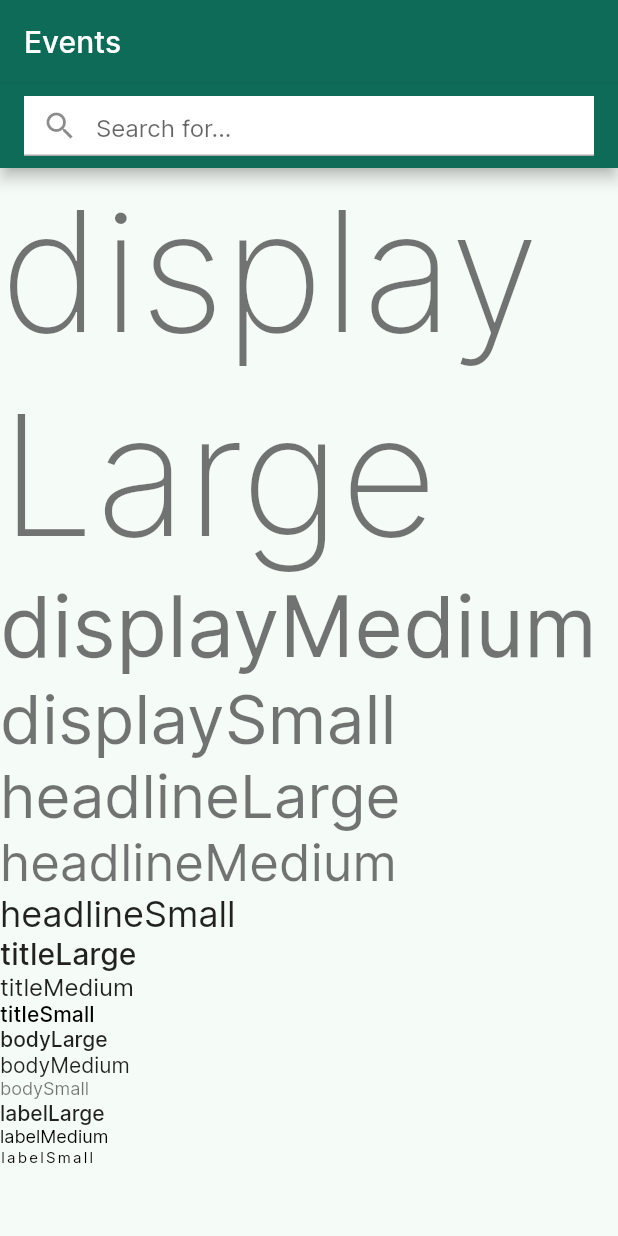
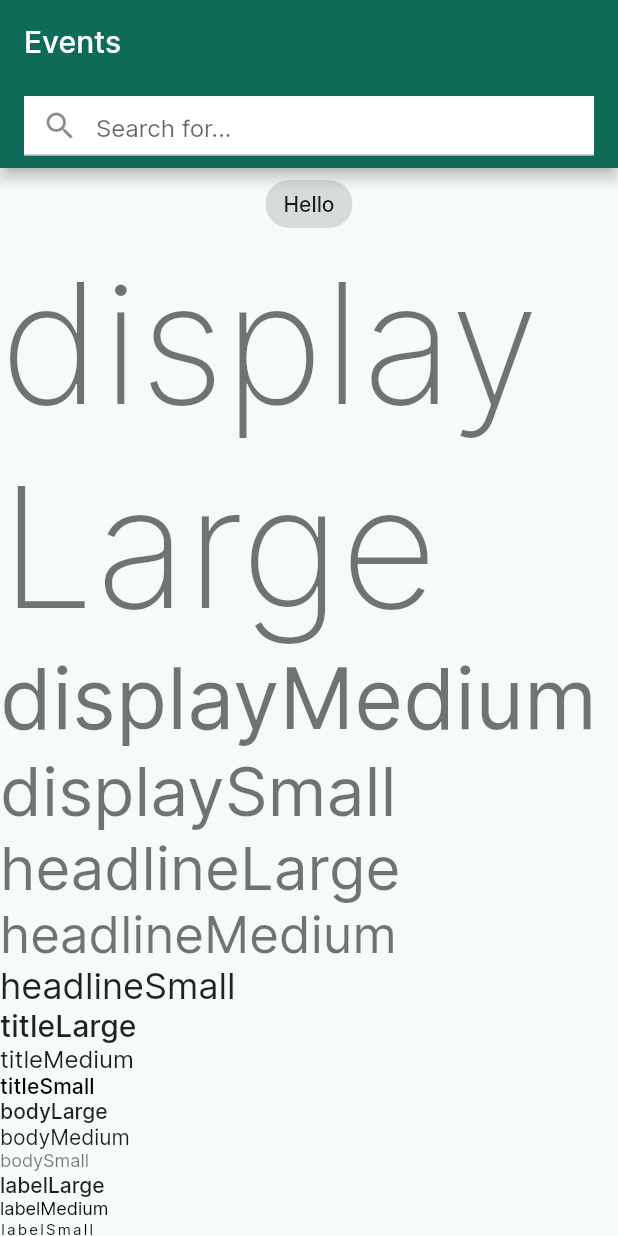
Before and after one commit to juanpa097/teapptro, a Flutter app: the screen it shows after launch, on a phone screen of 412 x 824 dp. Run offline on Flutter 3.47's test engine with Material 2 defaults, Android fonts, the phone set to English and light mode, and no system bars.

Commit message:
Added search bar

```diff
--- a/lib/features/search/presentation/pages/SearchEventPage.dart
+++ b/lib/features/search/presentation/pages/search_event_page.dart
@@ -1,4 +1,5 @@
 import 'package:flutter/material.dart';
+import 'package:teapptro/features/search/presentation/widgets/search_sliver_app_bar_widget.dart';
 
 class SearchEventPage extends StatelessWidget {
   const SearchEventPage({Key? key}) : super(key: key);
@@ -8,29 +9,10 @@ class SearchEventPage extends StatelessWidget {
     return Scaffold(
       body: CustomScrollView(
         slivers: [
-          SliverAppBar(
-            floating: true,
-            pinned: true,
-            snap: false,
-            title: const Text("Events"),
-            bottom: AppBar(
-              title: Container(
-                width: double.infinity,
-                height: 40,
-                color: Colors.white,
-                child: const Center(
-                  child: TextField(
-                    decoration: InputDecoration(
-                      hintText: 'Search for...',
-                      prefixIcon: Icon(Icons.search),
-                    ),
-                  ),
-                ),
-              ),
-            ),
-          ),
+          const SearchSliverAppBarWidget(),
           SliverList(
               delegate: SliverChildListDelegate([
+                Chip(label: const Text("Hello")),
             Text("displayLarge",
                 style: Theme.of(context).textTheme.displayLarge),
             Text("displayMedium",
--- a/lib/main.dart
+++ b/lib/main.dart
@@ -1,5 +1,5 @@
 import 'package:flutter/material.dart';
-import 'package:teapptro/features/search/presentation/pages/SearchEventPage.dart';
+import 'package:teapptro/features/search/presentation/pages/search_event_page.dart';
 
 void main() {
   runApp(const TeapptroApp());
```
Also changed, not shown: lib/features/search/presentation/widgets/search_sliver_app_bar_widget.dart (added, +35 -0 lines), 1 other file.
